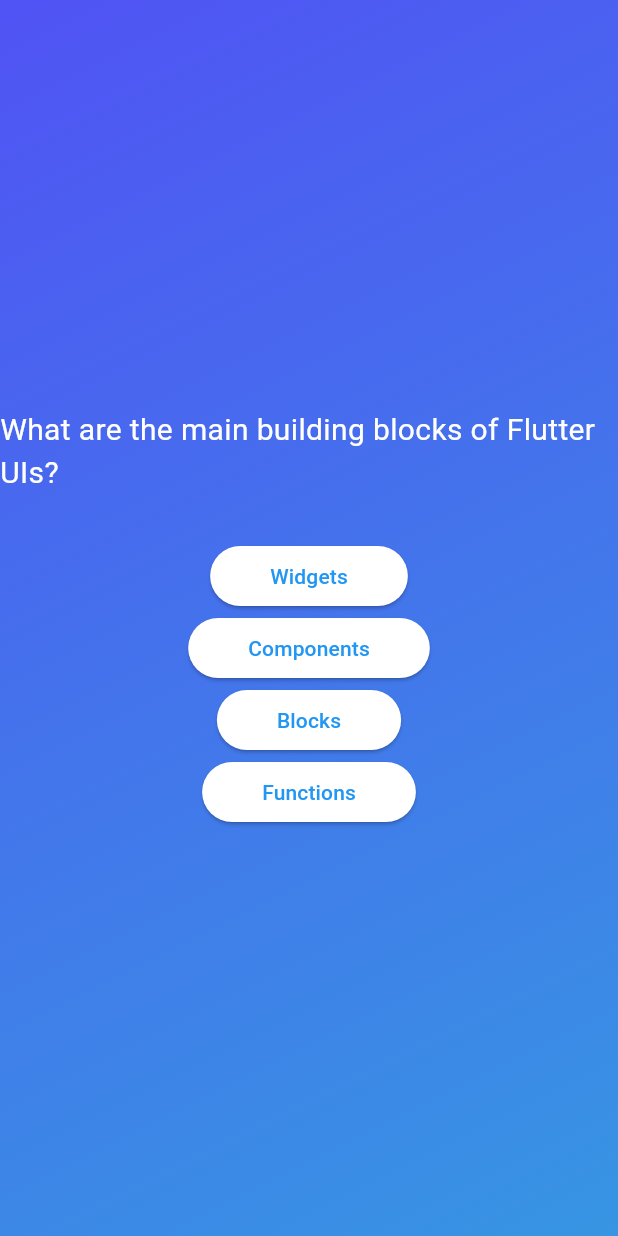
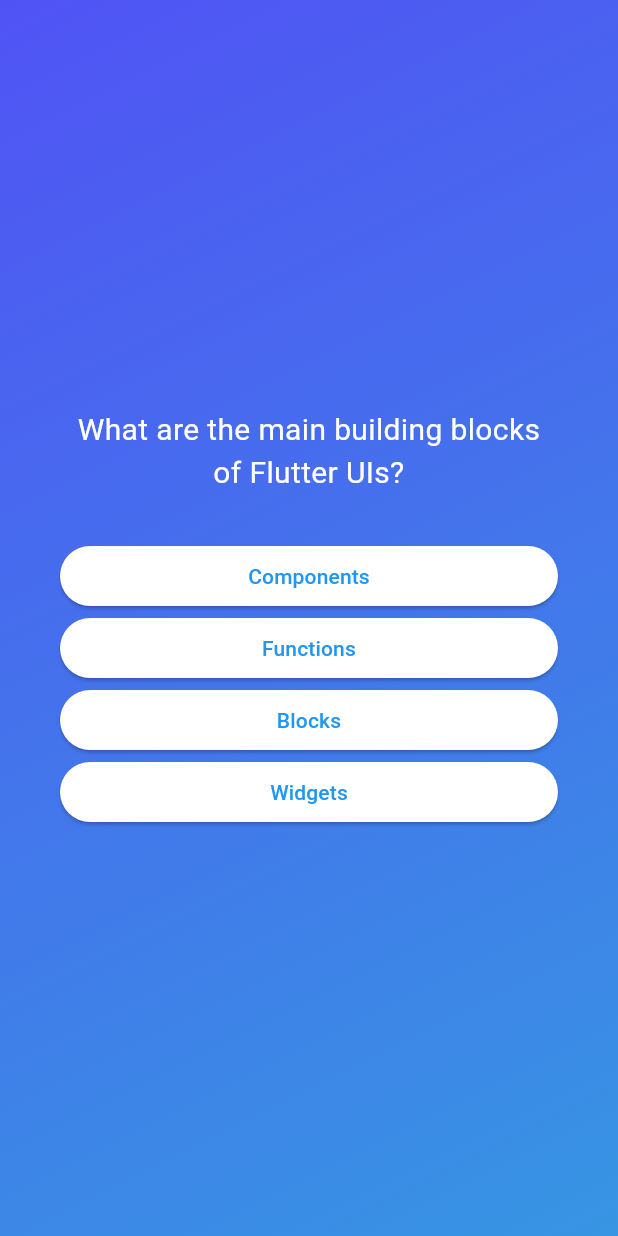
Before and after one commit to hassan-ajdour-99/Quiz_flutter_app, a Flutter app: the screen it shows after launch, after a tap on "Start Quiz", on a phone screen of 412 x 824 dp. Run offline on Flutter 3.47's test engine with Material 3 defaults, Android fonts, the phone set to English and light mode, and no system bars.

Commit message:
add new changes

```diff
--- a/lib/answer_button.dart
+++ b/lib/answer_button.dart
@@ -4,11 +4,11 @@ import 'package:flutter/material.dart';
 class AnswerButton extends StatelessWidget {
   const AnswerButton({
     super.key,
-    required this.answerNumber,
+    required this.answers,
     required this.onTapAswer,
   });
 
-  final String answerNumber;
+  final String answers;
 
   final void Function() onTapAswer;
 
@@ -22,7 +22,7 @@ class AnswerButton extends StatelessWidget {
         backgroundColor: Colors.white,
         shape: RoundedRectangleBorder(borderRadius: BorderRadius.circular(20)),
       ),
-      child: Text(answerNumber),
+      child: Text(answers, textAlign: TextAlign.center),
     );
   }
 }
--- a/lib/models/quiz_questions.dart
+++ b/lib/models/quiz_questions.dart
@@ -3,4 +3,10 @@ class QuizQuestions {
 
   final String question;
   final List<String> answers;
+
+  List<String> shuffleAnswers() {
+    final shuffleList = List.of(answers);
+    shuffleList.shuffle();
+    return shuffleList;
+  }
 }
--- a/lib/questions_screen.dart
+++ b/lib/questions_screen.dart
@@ -1,10 +1,11 @@
 import 'package:flutter/material.dart';
 import 'package:quiz_app_flutter/answer_button.dart';
 import 'package:quiz_app_flutter/data/questions.dart';
-import 'package:quiz_app_flutter/models/quiz_questions.dart';
 
 class QuestionsScreen extends StatefulWidget {
-  const QuestionsScreen({super.key});
+  const QuestionsScreen({super.key, required this.onSelectAnswer});
+
+  final void Function(String answer) onSelectAnswer;
 
   @override
   State<QuestionsScreen> createState() {
@@ -13,27 +14,40 @@ class QuestionsScreen extends StatefulWidget {
 }
 
 class _QuestionsScreenState extends State<QuestionsScreen> {
-  final currentQuestion = questions[0];
+  var currentQuestionIndex = 0;
+
+  void answerQueestion(String onSelectAnswer) {
+    widget.onSelectAnswer(onSelectAnswer);
+
+    setState(() {
+      currentQuestionIndex = currentQuestionIndex + 1;
+    });
+  }
 
   @override
   Widget build(BuildContext context) {
-    return Center(
+    final currentQuestion = questions[currentQuestionIndex];
+
+    return Container(
+      margin: const EdgeInsets.all(40),
       child: Column(
         mainAxisAlignment: MainAxisAlignment.center,
+        crossAxisAlignment: CrossAxisAlignment.stretch,
         children: [
           Text(
             currentQuestion.question,
             style: const TextStyle(color: Colors.white, fontSize: 20),
+            textAlign: TextAlign.center,
           ),
           SizedBox(height: 30),
-          ...currentQuestion.answers.map(
-            (answer) =>
-                AnswerButton(answerNumber: answer, onTapAswer: () => {}),
+          ...currentQuestion.shuffleAnswers().map(
+            (answer) => AnswerButton(
+              answers: answer,
+              onTapAswer: () => answerQueestion(answer),
+            ),
           ),
         ],
       ),
     );
   }
-
-  styleForm({required Color color}) {}
 }
--- a/lib/quiz.dart
+++ b/lib/quiz.dart
@@ -12,22 +12,27 @@ class Quiz extends StatefulWidget {
 }
 
 class _QuizState extends State<Quiz> {
-  Widget? activeScreen;
-
-  @override
-  void initState() {
-    activeScreen = StartScreen(switchScreen);
-    super.initState();
-  }
+  final List<String> selectedAnswers = [];
+  var activeScreen = "start-screen";
 
   void switchScreen() {
     setState(() {
-      activeScreen = QuestionsScreen();
+      activeScreen = "questions-screen";
     });
+  }
+
+  void chooseAnswer(String answer) {
+    selectedAnswers.add(answer);
   }
 
   @override
   Widget build(BuildContext context) {
+    Widget screenWidget = StartScreen(switchScreen);
+
+    if (activeScreen == 'questions-screen') {
+      screenWidget = QuestionsScreen(onSelectAnswer: chooseAnswer);
+    }
+
     return MaterialApp(
       home: Scaffold(
         body: Container(
@@ -41,7 +46,7 @@ class _QuizState extends State<Quiz> {
               end: Alignment.bottomRight,
             ),
           ),
-          child: activeScreen,
+          child: screenWidget,
         ),
       ),
     );
```
